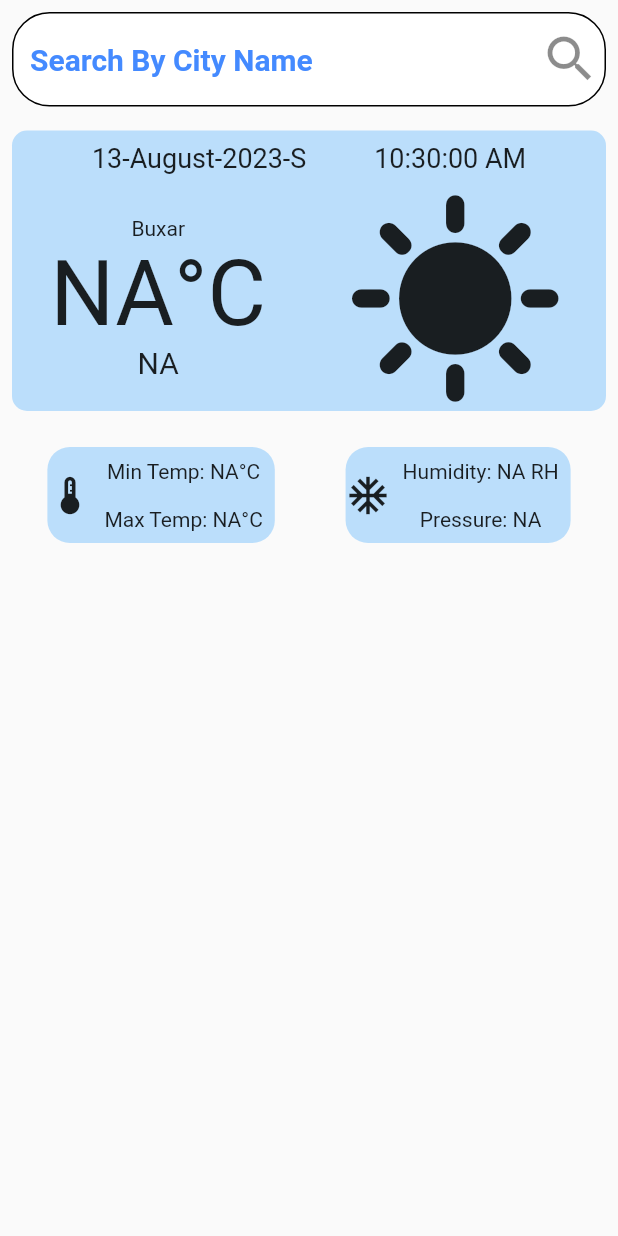
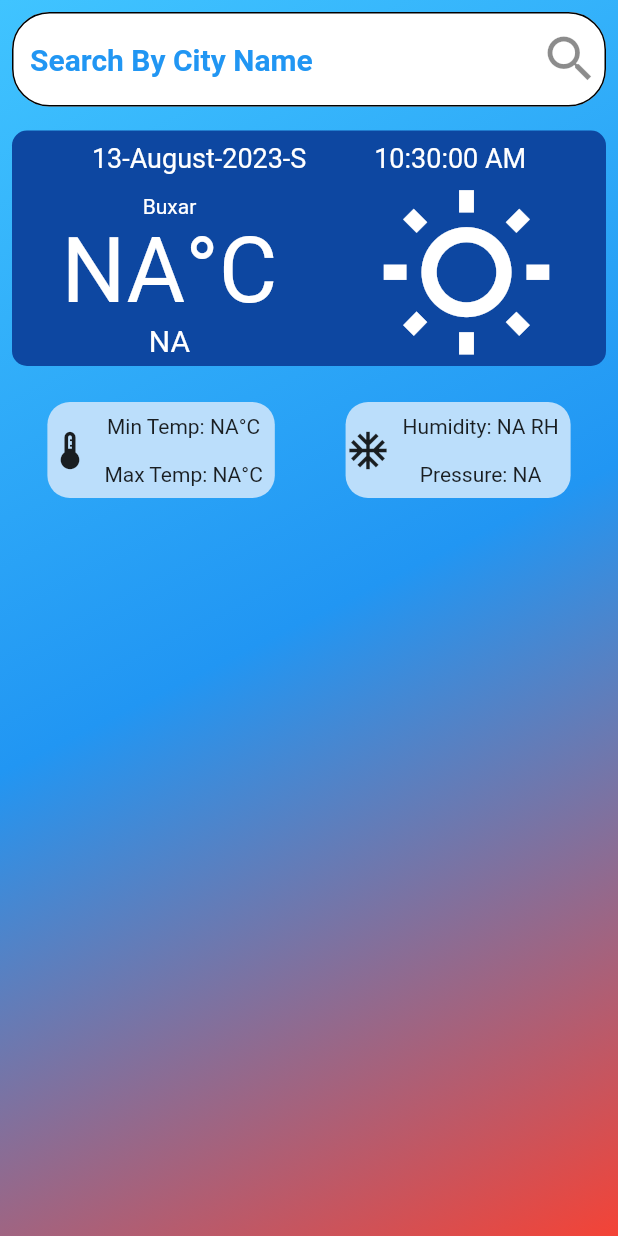
Before and after one commit to vishwanath-91/weatherApp, a Flutter app: the screen it shows after launch, on a phone screen of 412 x 824 dp. Run offline on Flutter 3.47's test engine with Material 2 defaults, Android fonts, the phone set to English and light mode, and no system bars; our stand-ins replace flutter_spinkit, go_router; network calls fail.

Commit message:
ui improve

```diff
--- a/lib/getApiData/weatherapi.dart
+++ b/lib/getApiData/weatherapi.dart
@@ -24,7 +24,7 @@ class GetApiData {
   Future<void> getData() async {
     try {
       dynamic url = Uri.parse(
-          "https://api.openweathermap.org/data/2.5/weather?q=chausa&appid=c7c1ac35067c9968cc494baad5928de2");
+          "https://api.openweathermap.org/data/2.5/weather?q=buxar&appid=c7c1ac35067c9968cc494baad5928de2");
       Response response = await get(url);
 
       Map data = jsonDecode(response.body);
--- a/lib/splash_screen.dart
+++ b/lib/splash_screen.dart
@@ -31,7 +31,7 @@ class _SplashscreenState extends State<Splashscreen> {
     late String weatherRainData = instanceData.weatherRain;
     //*******//
 
-    Future.delayed(const Duration(seconds: 5), () {
+    Future.delayed(const Duration(seconds: 2), () {
       if (context.mounted) {
         GoRouter.of(context).pushReplacementNamed('Home', pathParameters: {
           //*******//
@@ -69,7 +69,17 @@ class _SplashscreenState extends State<Splashscreen> {
   Widget build(BuildContext context) {
     return Scaffold(
       backgroundColor: Colors.cyan.shade900,
-      body: const SafeArea(
+      body: SafeArea(
+        child: Container(
+          decoration: const BoxDecoration(
+              gradient: LinearGradient(
+                  begin: Alignment.topLeft,
+                  end: Alignment.bottomRight,
+                  colors: [
+                Colors.lightBlueAccent,
+                Colors.blue,
+                Colors.red,
+              ])),
           child: Column(
               mainAxisAlignment: MainAxisAlignment.spaceEvenly,
               crossAxisAlignment: CrossAxisAlignment.center,
@@ -116,6 +126,7 @@ class _SplashscreenState extends State<Splashscreen> {
                 )
               ]),
         ),
+      ),
     );
   }
 }
--- a/lib/weather_app/Home.dart
+++ b/lib/weather_app/Home.dart
@@ -60,10 +60,24 @@ class _HomeState extends State<Home> {
 
   @override
   Widget build(BuildContext context) {
-    return Scaffold(
+    return MaterialApp(
+      debugShowCheckedModeBanner: false,
+      theme: ThemeData(),
+      home: Scaffold(
         resizeToAvoidBottomInset: false,
         body: SafeArea(
-        child: Column(mainAxisAlignment: MainAxisAlignment.start, children: [
+          child: Container(
+            decoration: const BoxDecoration(
+                gradient: LinearGradient(
+                    begin: Alignment.topLeft,
+                    end: Alignment.bottomRight,
+                    colors: [
+                  Colors.lightBlueAccent,
+                  Colors.blue,
+                  Colors.red,
+                ])),
+            child:
+                Column(mainAxisAlignment: MainAxisAlignment.start, children: [
               Row(
                 mainAxisAlignment: MainAxisAlignment.center,
                 children: [
@@ -73,7 +87,7 @@ class _HomeState extends State<Home> {
                       child: TextField(
                         decoration: InputDecoration(
                             filled: true,
-                        //<-- SEE HERE
+                            //<-- SEE HERE,
                             fillColor: Colors.white,
                             suffixIcon: GestureDetector(
                               onTap: () {},
@@ -84,7 +98,7 @@ class _HomeState extends State<Home> {
                             ),
                             hintText: "Search By City Name",
                             hintStyle: const TextStyle(
-                            color: Colors.blueAccent,
+                                color: Colors.blue,
                                 fontSize: 20,
                                 fontWeight: FontWeight.bold),
                             enabledBorder: OutlineInputBorder(
@@ -92,8 +106,7 @@ class _HomeState extends State<Home> {
                             ),
                             focusedBorder: OutlineInputBorder(
                               borderRadius: BorderRadius.circular(25),
-                            borderSide: const BorderSide(
-                                color: Colors.blueAccent, width: 2))),
+                            )),
                       ),
                     ),
                   ),
@@ -103,7 +116,7 @@ class _HomeState extends State<Home> {
                 padding: const EdgeInsets.all(8.0),
                 child: Container(
                   decoration: BoxDecoration(
-                color: Colors.blue.shade100,
+                    color: Colors.blue.shade900,
                     borderRadius: BorderRadius.circular(10),
                   ),
                   child: Column(
@@ -114,8 +127,14 @@ class _HomeState extends State<Home> {
                           mainAxisAlignment: MainAxisAlignment.spaceEvenly,
                           crossAxisAlignment: CrossAxisAlignment.start,
                           children: [
-                        Text(currentDate, style: const TextStyle(fontSize: 18)),
-                        Text(currentTime, style: const TextStyle(fontSize: 18))
+                            Text(
+                              currentDate,
+                              style: const TextStyle(
+                                  color: Colors.white, fontSize: 18),
+                            ),
+                            Text(currentTime,
+                                style: const TextStyle(
+                                    color: Colors.white, fontSize: 18))
                           ],
                         ),
                       ),
@@ -124,18 +143,24 @@ class _HomeState extends State<Home> {
                         children: [
                           Column(
                             children: [
-                          const Text("Buxar"),
+                              const Text(
+                                "Buxar",
+                                style: TextStyle(color: Colors.white),
+                              ),
                               Text(
                                 "${weatherTemp.toString().substring(0, 2)}°C",
-                            style: const TextStyle(fontSize: 60),
+                                style: const TextStyle(
+                                    color: Colors.white, fontSize: 60),
                               ),
                               Text("$weatherDesc",
-                              style: const TextStyle(fontSize: 20)),
+                                  style: const TextStyle(
+                                      color: Colors.white, fontSize: 20)),
                             ],
                           ),
                           const Icon(
-                        Icons.sunny,
-                        size: 150,
+                            Icons.wb_sunny_outlined,
+                            size: 120,
+                            color: Colors.white,
                           ),
                         ],
                       ),
@@ -164,11 +189,13 @@ class _HomeState extends State<Home> {
                             Column(children: [
                               Padding(
                                 padding: const EdgeInsets.all(8.0),
-                            child: Text("Min Temp: $weatherTempMin°C"),
+                                child: Text(
+                                    "Min Temp: ${weatherTempMin.toString().substring(0, 2)}°C"),
                               ),
                               Padding(
                                 padding: const EdgeInsets.all(8.0),
-                            child: Text("Max Temp: $weatherTempMax°C"),
+                                child: Text(
+                                    "Max Temp: ${weatherTempMax.toString().substring(0, 2)}°C"),
                               )
                             ]),
                           ],
@@ -207,6 +234,8 @@ class _HomeState extends State<Home> {
               )
             ]),
           ),
+        ),
+      ),
     );
   }
 }
```
Lines whose indentation alone changed are shown as unchanged.
